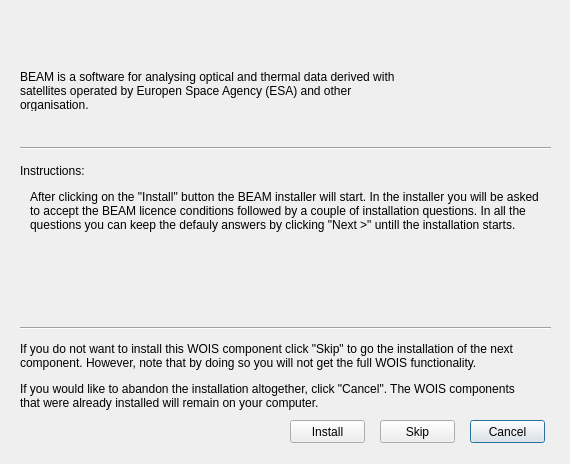
This is ui/installComponentDialog.ui in DHI-GRAS/GWA_Installer as Qt 5 draws it before an edit. The edited form follows.
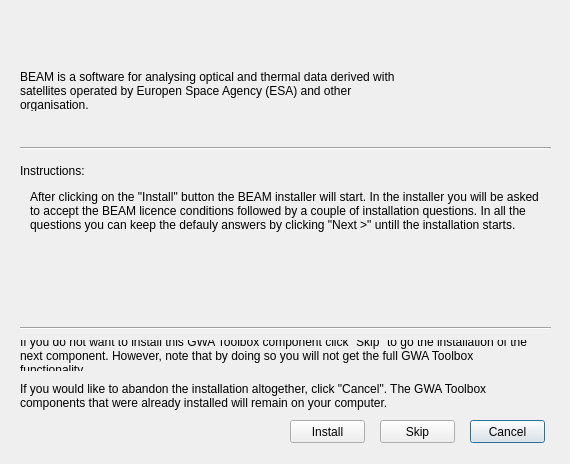
This is the edited form. Icons and pictures are not drawn.

Commit message: replace WOIS by 'GWA Toolbox'

Diff of the .ui file:
```diff
--- a/ui/installComponentDialog.ui
+++ b/ui/installComponentDialog.ui
@@ -81,7 +81,7 @@
     <locale language="English" country="UnitedKingdom"/>
    </property>
    <property name="text">
-    <string>If you would like to abandon the installation altogether, click &quot;Cancel&quot;. The WOIS components that were already installed will remain on your computer.</string>
+    <string>If you would like to abandon the installation altogether, click &quot;Cancel&quot;. The GWA Toolbox components that were already installed will remain on your computer.</string>
    </property>
    <property name="wordWrap">
     <bool>true</bool>
@@ -100,7 +100,7 @@
     <locale language="English" country="UnitedKingdom"/>
    </property>
    <property name="text">
-    <string>If you do not want to install this WOIS component click &quot;Skip&quot; to go the installation of the next component. However, note that by doing so you will not get the full WOIS functionality.</string>
+    <string>If you do not want to install this GWA Toolbox component click &quot;Skip&quot; to go the installation of the next component. However, note that by doing so you will not get the full GWA Toolbox functionality.</string>
    </property>
    <property name="wordWrap">
     <bool>true</bool>
```
Left out of the diff: 2 changed lines with no effect on the pictures. The commit also changes 10 other files.
